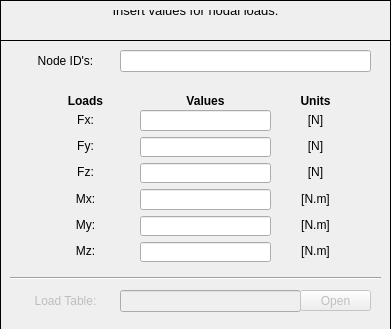
open-pulse/OpenPulse, file pulse/uix/user_input/ui/loadsInput.ui: the form before one commit.
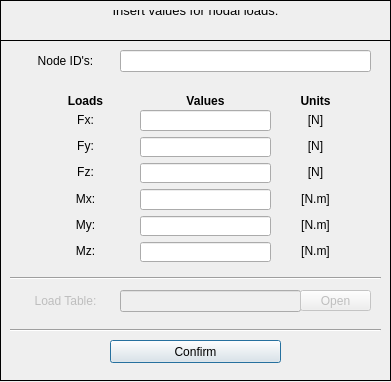
The form after the commit. Icons and pictures are not drawn.

```diff
--- a/pulse/uix/user_input/ui/loadsInput.ui
+++ b/pulse/uix/user_input/ui/loadsInput.ui
@@ -10,7 +10,7 @@
     <x>0</x>
     <y>0</y>
     <width>391</width>
-    <height>329</height>
+    <height>382</height>
    </rect>
   </property>
   <property name="sizePolicy">
@@ -19,18 +19,6 @@
     <verstretch>0</verstretch>
    </sizepolicy>
   </property>
-  <property name="minimumSize">
-   <size>
-    <width>391</width>
-    <height>329</height>
-   </size>
-  </property>
-  <property name="maximumSize">
-   <size>
-    <width>391</width>
-    <height>329</height>
-   </size>
-  </property>
   <property name="contextMenuPolicy">
    <enum>Qt::DefaultContextMenu</enum>
   </property>
@@ -50,7 +38,7 @@
      <x>0</x>
      <y>0</y>
      <width>391</width>
-     <height>331</height>
+     <height>381</height>
     </rect>
    </property>
    <property name="font">
@@ -109,7 +97,7 @@
       <x>0</x>
       <y>40</y>
       <width>391</width>
-      <height>291</height>
+      <height>341</height>
      </rect>
     </property>
     <property name="frameShape">
@@ -508,6 +496,32 @@
       </item>
      </layout>
     </widget>
+    <widget class="Line" name="line_2">
+     <property name="geometry">
+      <rect>
+       <x>10</x>
+       <y>280</y>
+       <width>371</width>
+       <height>20</height>
+      </rect>
+     </property>
+     <property name="orientation">
+      <enum>Qt::Horizontal</enum>
+     </property>
+    </widget>
+    <widget class="QPushButton" name="pushButton_confirm">
+     <property name="geometry">
+      <rect>
+       <x>110</x>
+       <y>300</y>
+       <width>171</width>
+       <height>23</height>
+      </rect>
+     </property>
+     <property name="text">
+      <string>Confirm</string>
+     </property>
+    </widget>
    </widget>
   </widget>
  </widget>
```
